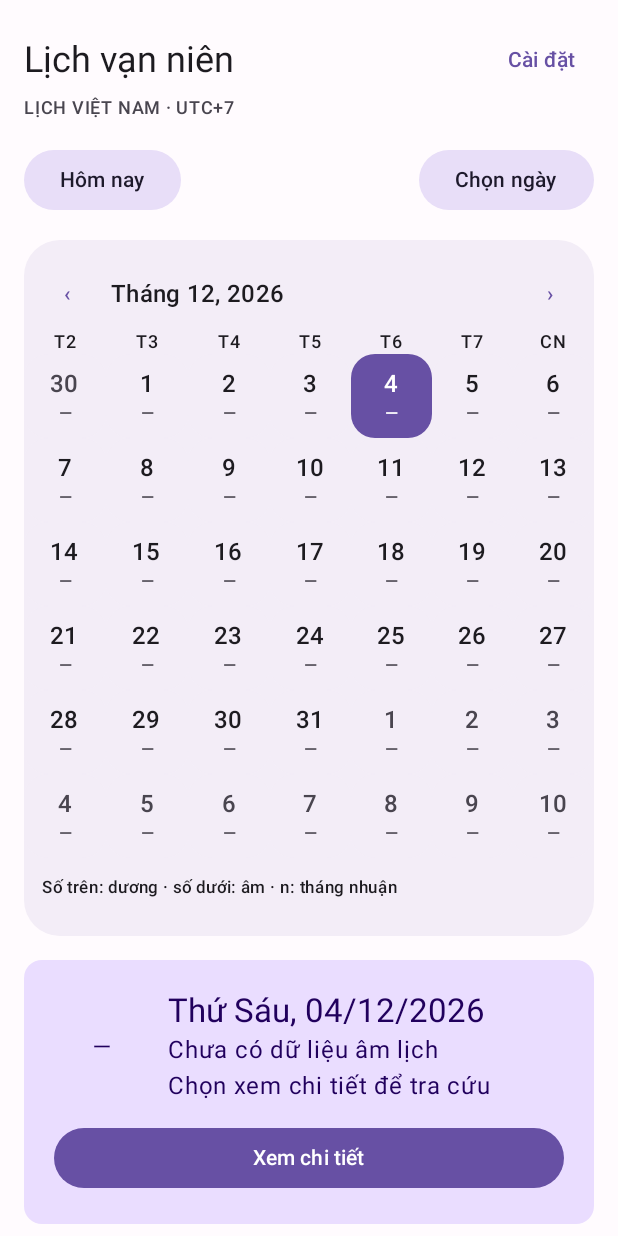
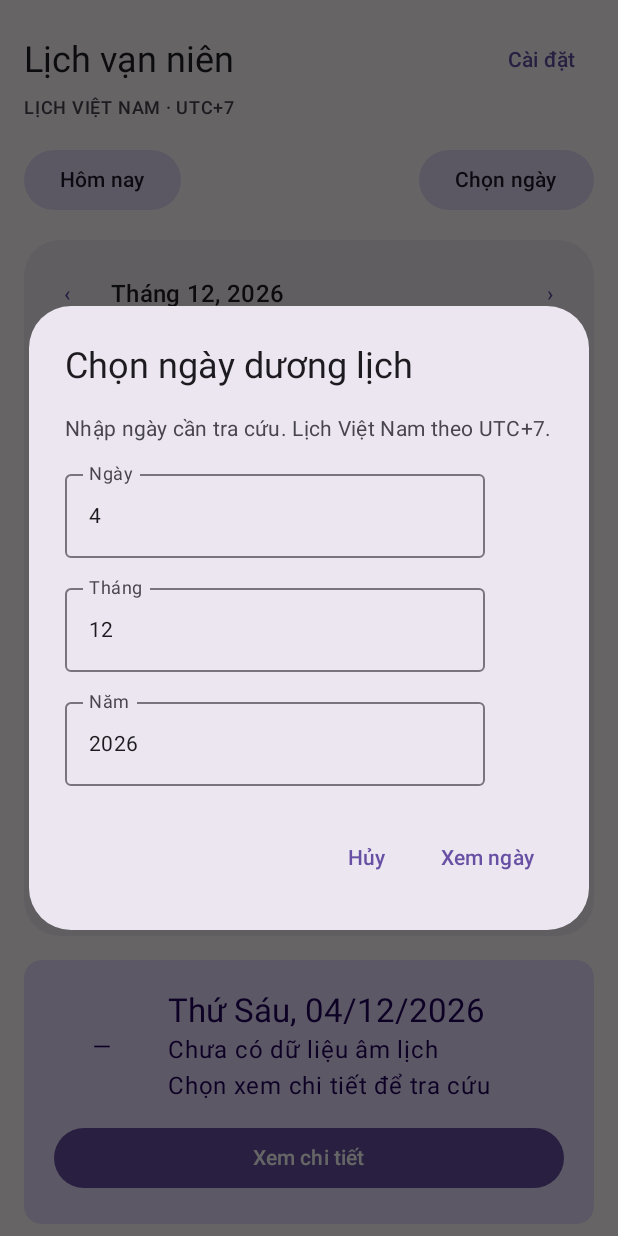
Before and after one commit to dungpd2-fsoft/lich-van-nien, an Android app built with Jetpack Compose: the composable CalendarRoute shown on its own in the app's theme, after a tap on "Chọn ngày", on a phone screen of 412 x 824 dp. Run offline under Robolectric (Android 15) with nearby library versions, the phone set to English and light mode, and no system bars.

Commit message:
feat(calendar): implement date picker and validation dialog

```diff
--- /dev/null
+++ b/feature/calendar/impl/src/main/kotlin/com/lichvannien/feature/calendar/ChooseDateDialog.kt
@@ -0,0 +1,31 @@
+package com.lichvannien.feature.calendar
+
+import androidx.compose.foundation.layout.*
+import androidx.compose.foundation.rememberScrollState
+import androidx.compose.foundation.verticalScroll
+import androidx.compose.foundation.text.KeyboardOptions
+import androidx.compose.material3.*
+import androidx.compose.runtime.*
+import androidx.compose.runtime.saveable.rememberSaveable
+import androidx.compose.ui.Modifier
+import androidx.compose.ui.text.input.KeyboardType
+import androidx.compose.ui.unit.dp
+import com.lichvannien.core.domain.CalendarRules
+import java.time.LocalDate
+
+@Composable
+fun ChooseDateDialog(initial: LocalDate, onDismiss: () -> Unit, onConfirm: (LocalDate) -> Unit) {
+    var day by rememberSaveable { mutableStateOf(initial.dayOfMonth.toString()) }
+    var month by rememberSaveable { mutableStateOf(initial.monthValue.toString()) }
+    var year by rememberSaveable { mutableStateOf(initial.year.toString()) }
+    var error by rememberSaveable { mutableStateOf(false) }
+    AlertDialog(onDismissRequest = onDismiss, title = { Text("Chọn ngày dương lịch") }, text = {
+        Column(Modifier.verticalScroll(rememberScrollState()), verticalArrangement = Arrangement.spacedBy(12.dp)) {
+            Text("Nhập ngày cần tra cứu. Lịch Việt Nam theo UTC+7.")
+            OutlinedTextField(day, { day = it.filter(Char::isDigit).take(2); error = false }, label = { Text("Ngày") }, isError = error, keyboardOptions = KeyboardOptions(keyboardType = KeyboardType.Number), singleLine = true)
+            OutlinedTextField(month, { month = it.filter(Char::isDigit).take(2); error = false }, label = { Text("Tháng") }, isError = error, keyboardOptions = KeyboardOptions(keyboardType = KeyboardType.Number), singleLine = true)
+            OutlinedTextField(year, { year = it.filter(Char::isDigit).take(4); error = false }, label = { Text("Năm") }, isError = error, keyboardOptions = KeyboardOptions(keyboardType = KeyboardType.Number), singleLine = true)
+            if(error) Text("Ngày không hợp lệ. Vui lòng kiểm tra ngày, tháng, năm.", color = MaterialTheme.colorScheme.error)
+        }
+    }, confirmButton = { TextButton({ val date = CalendarRules.parse(day,month,year); if(date == null || date.year !in 1..9999) error = true else onConfirm(date) }) { Text("Xem ngày") } }, dismissButton = { TextButton(onDismiss) { Text("Hủy") } })
+}
--- a/feature/calendar/impl/src/main/kotlin/com/lichvannien/feature/calendar/MonthScreen.kt
+++ b/feature/calendar/impl/src/main/kotlin/com/lichvannien/feature/calendar/MonthScreen.kt
@@ -27,7 +27,9 @@ val vietnameseDate: DateTimeFormatter = DateTimeFormatter.ofPattern("EEEE, dd/MM
 fun CalendarRoute(onSettings: () -> Unit, onDetail: (String) -> Unit) {
     var monthText by rememberSaveable { mutableStateOf(YearMonth.from(CalendarRules.today()).toString()) }
     var selectedText by rememberSaveable { mutableStateOf(CalendarRules.today().toString()) }
-    MonthScreen(YearMonth.parse(monthText), LocalDate.parse(selectedText), emptyMap(), onMonth = { monthText = it.toString() }, onSelect = { selectedText = it.toString(); monthText = YearMonth.from(it).toString() }, onToday = { val d = CalendarRules.today(); selectedText = d.toString(); monthText = YearMonth.from(d).toString() }, onChooseDate = {}, onSettings = onSettings, onDetail = { onDetail(selectedText) })
+    var showPicker by rememberSaveable { mutableStateOf(false) }
+    if(showPicker) ChooseDateDialog(LocalDate.parse(selectedText), { showPicker = false }) { selectedText = it.toString(); monthText = YearMonth.from(it).toString(); showPicker = false }
+    MonthScreen(YearMonth.parse(monthText), LocalDate.parse(selectedText), emptyMap(), onMonth = { monthText = it.toString() }, onSelect = { selectedText = it.toString(); monthText = YearMonth.from(it).toString() }, onToday = { val d = CalendarRules.today(); selectedText = d.toString(); monthText = YearMonth.from(d).toString() }, onChooseDate = { showPicker = true }, onSettings = onSettings, onDetail = { onDetail(selectedText) })
 }
 
 @Composable
```
Also changed, not shown: 1 other file.
